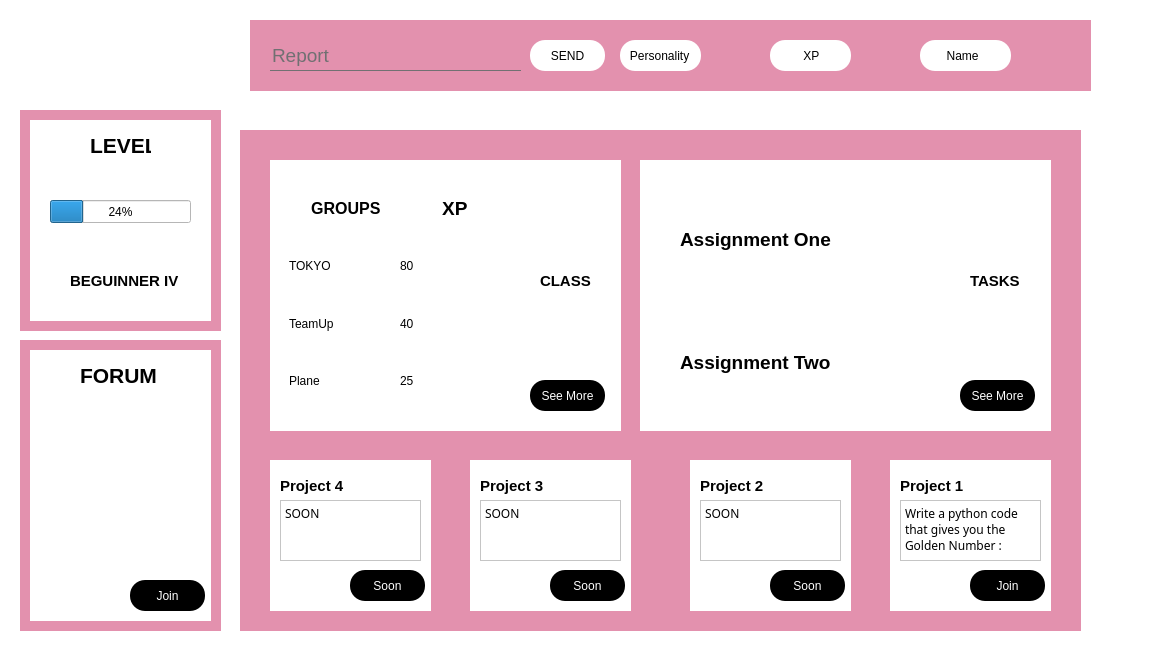
This is TeamUp/UI desgin/Main Page.ui in Haythem-Jaidane/TeamUp as Qt 5 draws it before an edit. The edited form follows.
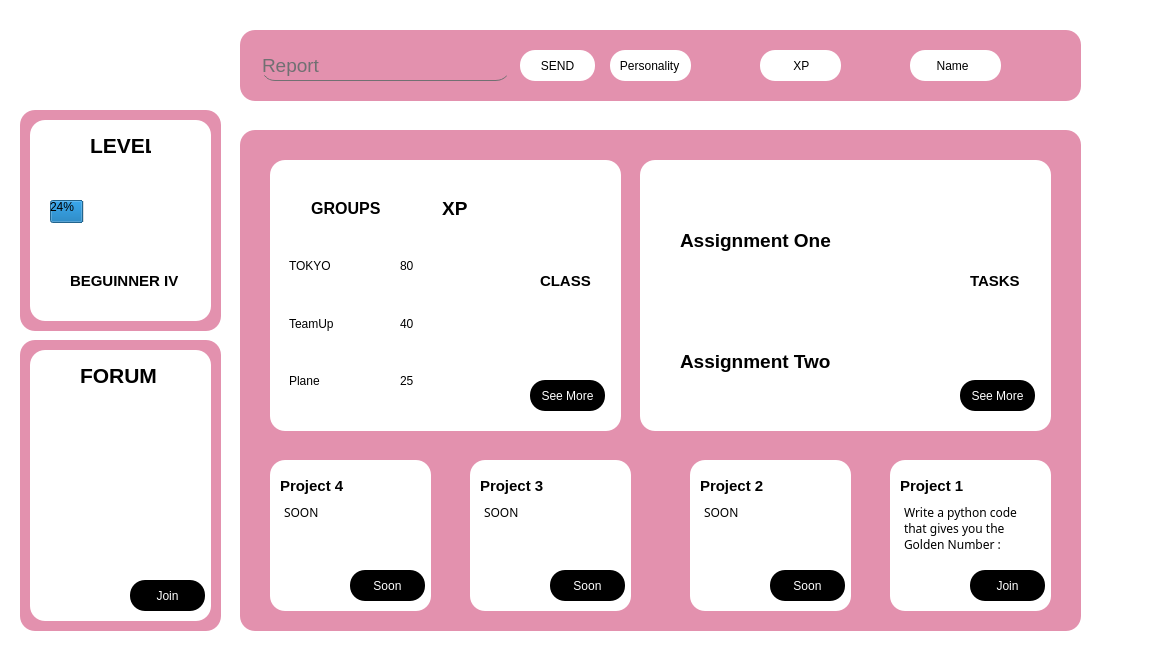
This is the edited form. Icons and pictures are not drawn.

The edit to the form file:
```diff
--- a/TeamUp/UI desgin/Main Page.ui
+++ b/TeamUp/UI desgin/Main Page.ui
@@ -31,6 +31,7 @@
     <property name="styleSheet">
      <string notr="true">*{
 background:#E391AE;
+border-radius: 15px;
 }</string>
     </property>
     <widget class="QWidget" name="forum" native="true">
@@ -45,6 +46,7 @@
      <property name="styleSheet">
       <string notr="true">*{
 background:white;
+border-radius: 15px;
 }</string>
      </property>
      <widget class="QPushButton" name="Join_Forum">
@@ -91,8 +93,8 @@
    <widget class="QWidget" name="Navbar" native="true">
     <property name="geometry">
      <rect>
-      <x>250</x>
-      <y>20</y>
+      <x>240</x>
+      <y>30</y>
       <width>841</width>
       <height>71</height>
      </rect>
@@ -100,6 +102,7 @@
     <property name="styleSheet">
      <string notr="true">*{
 background:#E391AE;
+border-radius: 15px;
 }</string>
     </property>
     <widget class="QLabel" name="label_23">
@@ -170,6 +173,20 @@
 color:black;
 border-radius: 15px;
 background:white;
+}
+
+*:hover
+{
+	color:white;
+	border-radius:15px;
+	background:black;
+}
+
+*:pressed
+{
+color:black;
+border-radius: 15px;
+background:white;
 }</string>
      </property>
      <property name="text">
@@ -287,6 +304,7 @@
     <property name="styleSheet">
      <string notr="true">*{
 background:#E391AE;
+border-radius: 15px;
 }</string>
     </property>
     <widget class="QWidget" name="Group" native="true">
@@ -523,7 +541,13 @@
         <height>241</height>
        </rect>
       </property>
-      <layout class="QVBoxLayout" name="verticalLayout">
+      <layout class="QVBoxLayout" name="_2">
+       <property name="spacing">
+        <number>0</number>
+       </property>
+       <property name="sizeConstraint">
+        <enum>QLayout::SetDefaultConstraint</enum>
+       </property>
        <item>
         <widget class="QLabel" name="label_12">
          <property name="font">
@@ -942,6 +966,7 @@
     <property name="styleSheet">
      <string notr="true">*{
 background:#E391AE;
+border-radius: 15px;
 }</string>
     </property>
     <widget class="QWidget" name="project_3" native="true">
```
Left out of the diff: 103 changed lines with no effect on the pictures.
